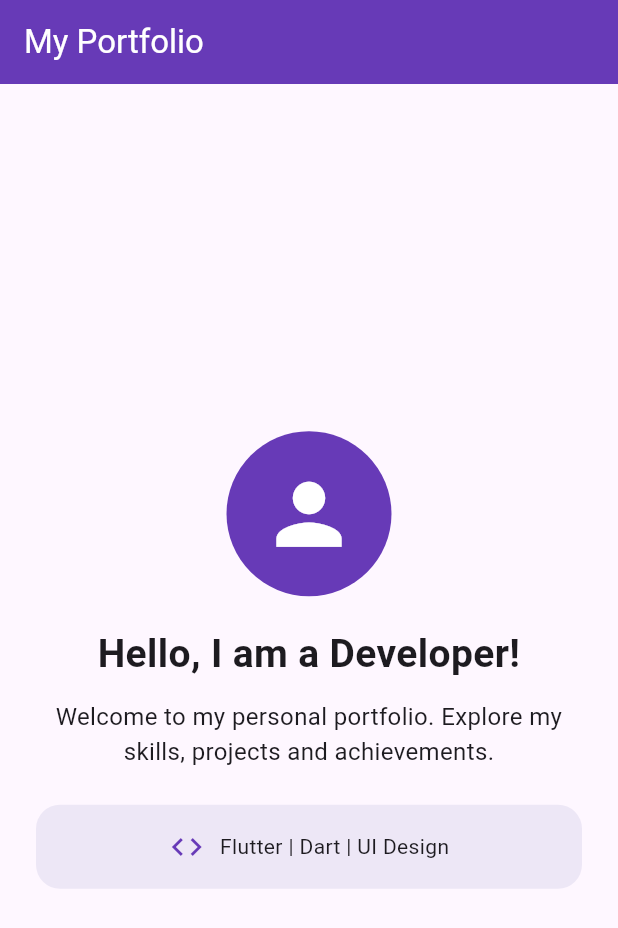
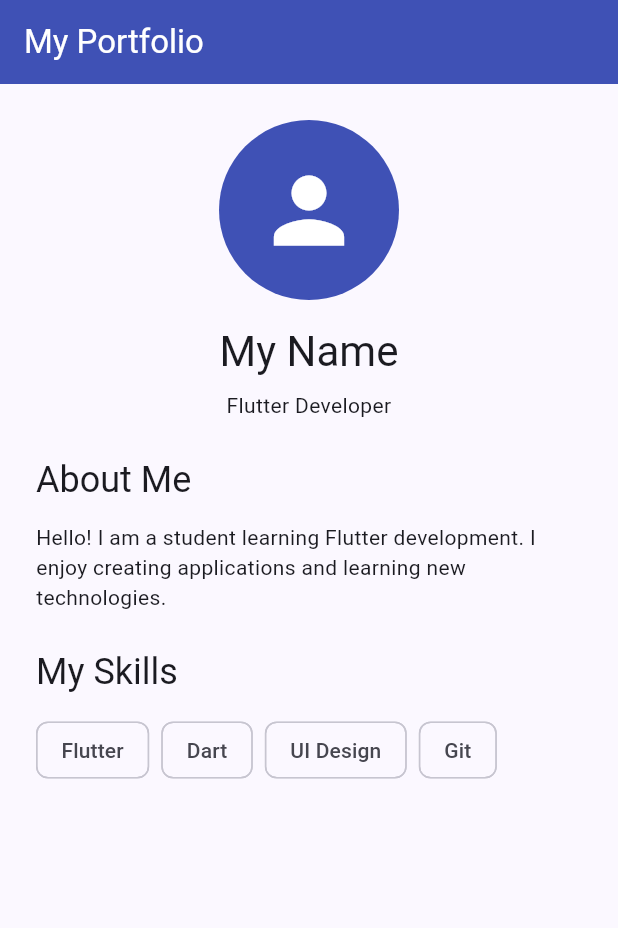
Before and after one commit to Poojithasilivery/My-Portfolio, a Flutter app: the screen it shows after launch, on a phone screen of 412 x 824 dp. Shown: the top 928 px of the screen. Run offline on Flutter 3.47's test engine with Material 3 defaults, Android fonts, the phone set to English and light mode, and no system bars.

Commit message:
Implement responsive portfolio design

```diff
--- a/lib/main.dart
+++ b/lib/main.dart
@@ -1,3 +1,4 @@
+
 import 'package:flutter/material.dart';
 
 void main() {
@@ -14,7 +15,7 @@ class MyPortfolioApp extends StatelessWidget {
       title: 'My Portfolio',
       theme: ThemeData(
         colorScheme: ColorScheme.fromSeed(
-          seedColor: Colors.deepPurple,
+          seedColor: Colors.indigo,
         ),
         useMaterial3: true,
       ),
@@ -31,66 +32,109 @@ class PortfolioHomePage extends StatelessWidget {
     return Scaffold(
       appBar: AppBar(
         title: const Text('My Portfolio'),
-        backgroundColor: Colors.deepPurple,
+        backgroundColor: Colors.indigo,
         foregroundColor: Colors.white,
       ),
-      body: Center(
-        child: SingleChildScrollView(
-          padding: const EdgeInsets.all(24),
-          child: Column(
-            mainAxisAlignment: MainAxisAlignment.center,
-            children: [
-              const CircleAvatar(
-                radius: 55,
-                backgroundColor: Colors.deepPurple,
-                child: Icon(
-                  Icons.person,
-                  size: 65,
-                  color: Colors.white,
-                ),
+      body: LayoutBuilder(
+        builder: (context, constraints) {
+          final isDesktop = constraints.maxWidth >= 700;
+
+          return SingleChildScrollView(
+            padding: const EdgeInsets.all(24),
+            child: Center(
+              child: ConstrainedBox(
+                constraints: const BoxConstraints(maxWidth: 1000),
+                child: isDesktop
+                    ? const Row(
+                        crossAxisAlignment: CrossAxisAlignment.start,
+                        children: [
+                          Expanded(child: ProfileSection()),
+                          SizedBox(width: 32),
+                          Expanded(child: IntroductionSection()),
+                        ],
+                      )
+                    : const Column(
+                        children: [
+                          ProfileSection(),
+                          SizedBox(height: 24),
+                          IntroductionSection(),
+                        ],
+                      ),
               ),
-              const SizedBox(height: 20),
-              const Text(
-                'Hello, I am a Developer!',
-                textAlign: TextAlign.center,
-                style: TextStyle(
-                  fontSize: 26,
-                  fontWeight: FontWeight.bold,
-                ),
-              ),
-              const SizedBox(height: 12),
-              const Text(
-                'Welcome to my personal portfolio. '
-                'Explore my skills, projects and achievements.',
-                textAlign: TextAlign.center,
-                style: TextStyle(fontSize: 16),
-              ),
-              const SizedBox(height: 24),
-              Container(
-                padding: const EdgeInsets.all(16),
-                decoration: BoxDecoration(
-                  color: Colors.deepPurple.shade50,
-                  borderRadius: BorderRadius.circular(16),
-                ),
-                child: const Row(
-                  mainAxisAlignment: MainAxisAlignment.center,
-                  children: [
-                    Icon(
-                      Icons.code,
-                      color: Colors.deepPurple,
-                    ),
-                    SizedBox(width: 10),
-                    Text(
-                      'Flutter | Dart | UI Design',
-                      textAlign: TextAlign.center,
-                    ),
-                  ],
-                ),
-              ),
-            ],
-          ),
-        ),
+            ),
+          );
+        },
       ),
     );
   }
 }
+
+class ProfileSection extends StatelessWidget {
+  const ProfileSection({super.key});
+
+  @override
+  Widget build(BuildContext context) {
+    return Column(
+      children: [
+        const CircleAvatar(
+          radius: 60,
+          backgroundColor: Colors.indigo,
+          child: Icon(
+            Icons.person,
+            size: 70,
+            color: Colors.white,
+          ),
+        ),
+        const SizedBox(height: 16),
+        Text(
+          'My Name',
+          style: Theme.of(context).textTheme.headlineMedium,
+          textAlign: TextAlign.center,
+        ),
+        const SizedBox(height: 8),
+        const Text(
+          'Flutter Developer',
+          textAlign: TextAlign.center,
+        ),
+      ],
+    );
+  }
+}
+
+class IntroductionSection extends StatelessWidget {
+  const IntroductionSection({super.key});
+
+  @override
+  Widget build(BuildContext context) {
+    return Column(
+      crossAxisAlignment: CrossAxisAlignment.start,
+      children: [
+        Text(
+          'About Me',
+          style: Theme.of(context).textTheme.headlineSmall,
+        ),
+        const SizedBox(height: 12),
+        const Text(
+          'Hello! I am a student learning Flutter development. '
+          'I enjoy creating applications and learning new technologies.',
+        ),
+        const SizedBox(height: 24),
+        Text(
+          'My Skills',
+          style: Theme.of(context).textTheme.headlineSmall,
+        ),
+        const SizedBox(height: 12),
+        const Wrap(
+          spacing: 8,
+          runSpacing: 8,
+          children: [
+            Chip(label: Text('Flutter')),
+            Chip(label: Text('Dart')),
+            Chip(label: Text('UI Design')),
+            Chip(label: Text('Git')),
+          ],
+        ),
+      ],
+    );
+  }
+}
```
